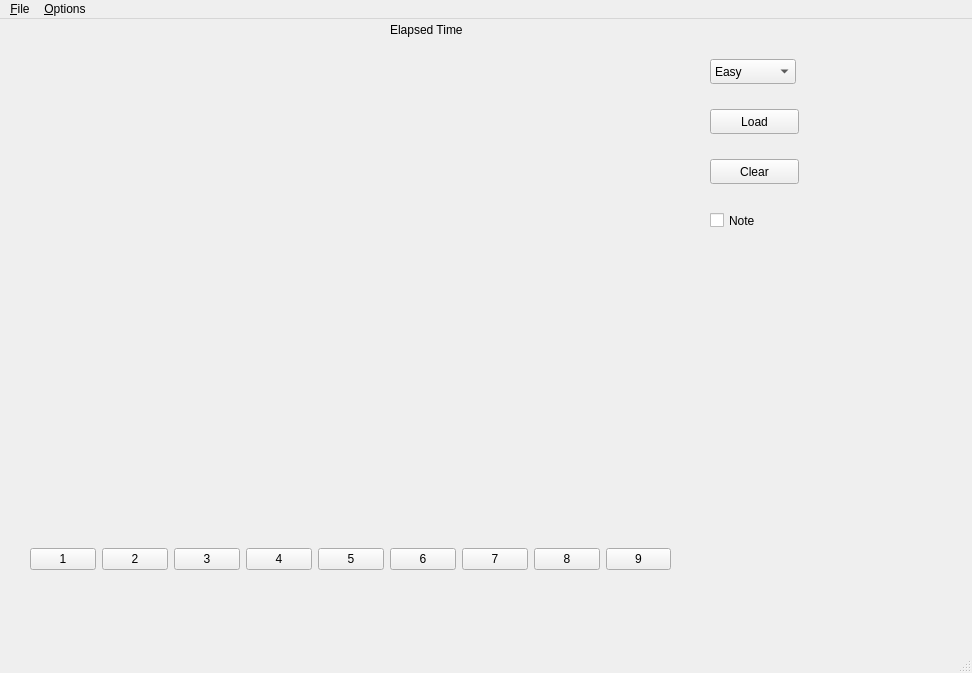
The window that mainwindow.ui (hocnguyen12/sudoku) describes before a commit, drawn with Qt 5.
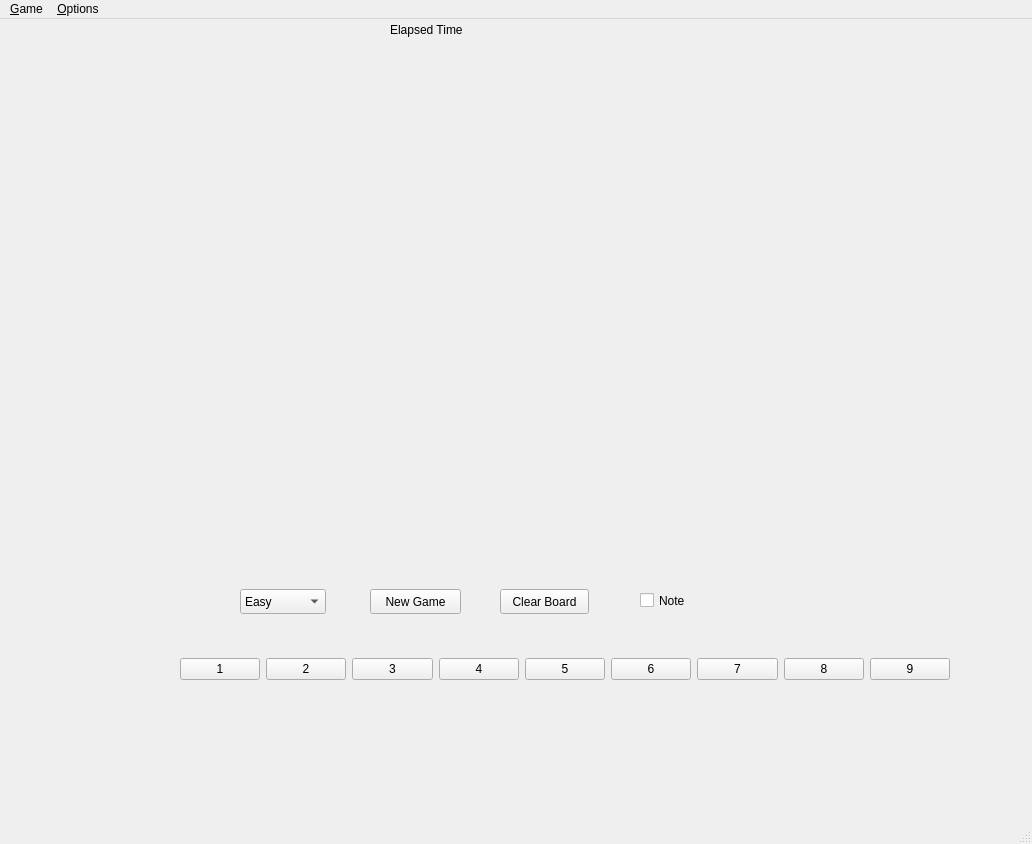
The same window after the commit. Custom widgets are drawn as their Qt base class.

Commit message: changed button text

What changed in the file:
```diff
--- a/mainwindow.ui
+++ b/mainwindow.ui
@@ -6,8 +6,8 @@
    <rect>
     <x>0</x>
     <y>0</y>
-    <width>972</width>
-    <height>673</height>
+    <width>1032</width>
+    <height>844</height>
    </rect>
   </property>
   <property name="windowTitle">
@@ -17,92 +17,17 @@
    <widget class="SudokuWidget" name="sudokuWidget" native="true">
     <property name="geometry">
      <rect>
-      <x>30</x>
-      <y>20</y>
+      <x>240</x>
+      <y>60</y>
       <width>911</width>
       <height>591</height>
      </rect>
     </property>
-    <widget class="QWidget" name="layoutWidget">
-     <property name="geometry">
-      <rect>
-       <x>0</x>
-       <y>490</y>
-       <width>641</width>
-       <height>61</height>
-      </rect>
-     </property>
-     <layout class="QHBoxLayout" name="horizontalLayout">
-      <item>
-       <widget class="QPushButton" name="button1">
-        <property name="text">
-         <string>1</string>
-        </property>
-       </widget>
-      </item>
-      <item>
-       <widget class="QPushButton" name="button2">
-        <property name="text">
-         <string>2</string>
-        </property>
-       </widget>
-      </item>
-      <item>
-       <widget class="QPushButton" name="button3">
-        <property name="text">
-         <string>3</string>
-        </property>
-       </widget>
-      </item>
-      <item>
-       <widget class="QPushButton" name="button4">
-        <property name="text">
-         <string>4</string>
-        </property>
-       </widget>
-      </item>
-      <item>
-       <widget class="QPushButton" name="button5">
-        <property name="text">
-         <string>5</string>
-        </property>
-       </widget>
-      </item>
-      <item>
-       <widget class="QPushButton" name="button6">
-        <property name="text">
-         <string>6</string>
-        </property>
-       </widget>
-      </item>
-      <item>
-       <widget class="QPushButton" name="button7">
-        <property name="text">
-         <string>7</string>
-        </property>
-       </widget>
-      </item>
-      <item>
-       <widget class="QPushButton" name="button8">
-        <property name="text">
-         <string>8</string>
-        </property>
-       </widget>
-      </item>
-      <item>
-       <widget class="QPushButton" name="button9">
-        <property name="text">
-         <string>9</string>
-        </property>
-       </widget>
-      </item>
-     </layout>
-    </widget>
     <widget class="QCheckBox" name="noteMode">
      <property name="geometry">
       <rect>
-       <x>680</x>
-       <y>170</y>
+       <x>400</x>
+       <y>510</y>
        <width>92</width>
        <height>23</height>
       </rect>
@@ -111,12 +36,11 @@
       <string>Note</string>
      </property>
     </widget>
-   </widget>
    <widget class="QComboBox" name="difficultyCbox">
     <property name="geometry">
      <rect>
-      <x>710</x>
-      <y>40</y>
+       <x>0</x>
+       <y>510</y>
       <width>86</width>
       <height>25</height>
      </rect>
@@ -145,28 +69,29 @@
    <widget class="QPushButton" name="buttonLoad">
     <property name="geometry">
      <rect>
-      <x>710</x>
-      <y>90</y>
-      <width>89</width>
+       <x>130</x>
+       <y>510</y>
+       <width>91</width>
       <height>25</height>
      </rect>
     </property>
     <property name="text">
-     <string>Load</string>
+      <string>New Game</string>
     </property>
    </widget>
    <widget class="QPushButton" name="buttonClear">
     <property name="geometry">
      <rect>
-      <x>710</x>
-      <y>140</y>
+       <x>260</x>
+       <y>510</y>
       <width>89</width>
       <height>25</height>
      </rect>
     </property>
     <property name="text">
-     <string>Clear</string>
-    </property>
+      <string>Clear Board</string>
+     </property>
+    </widget>
    </widget>
    <widget class="QWidget" name="horizontalLayoutWidget">
     <property name="geometry">
@@ -194,19 +119,94 @@
      </item>
     </layout>
    </widget>
+   <widget class="QWidget" name="layoutWidget">
+    <property name="geometry">
+     <rect>
+      <x>180</x>
+      <y>610</y>
+      <width>770</width>
+      <height>81</height>
+     </rect>
+    </property>
+    <layout class="QHBoxLayout" name="horizontalLayout">
+     <item>
+      <widget class="QPushButton" name="button1">
+       <property name="text">
+        <string>1</string>
+       </property>
+      </widget>
+     </item>
+     <item>
+      <widget class="QPushButton" name="button2">
+       <property name="text">
+        <string>2</string>
+       </property>
+      </widget>
+     </item>
+     <item>
+      <widget class="QPushButton" name="button3">
+       <property name="text">
+        <string>3</string>
+       </property>
+      </widget>
+     </item>
+     <item>
+      <widget class="QPushButton" name="button4">
+       <property name="text">
+        <string>4</string>
+       </property>
+      </widget>
+     </item>
+     <item>
+      <widget class="QPushButton" name="button5">
+       <property name="text">
+        <string>5</string>
+       </property>
+      </widget>
+     </item>
+     <item>
+      <widget class="QPushButton" name="button6">
+       <property name="text">
+        <string>6</string>
+       </property>
+      </widget>
+     </item>
+     <item>
+      <widget class="QPushButton" name="button7">
+       <property name="text">
+        <string>7</string>
+       </property>
+      </widget>
+     </item>
+     <item>
+      <widget class="QPushButton" name="button8">
+       <property name="text">
+        <string>8</string>
+       </property>
+      </widget>
+     </item>
+     <item>
+      <widget class="QPushButton" name="button9">
+       <property name="text">
+        <string>9</string>
+       </property>
+      </widget>
+     </item>
+    </layout>
+   </widget>
   </widget>
   <widget class="QMenuBar" name="menubar">
    <property name="geometry">
     <rect>
      <x>0</x>
      <y>0</y>
-     <width>972</width>
+     <width>1032</width>
      <height>22</height>
     </rect>
    </property>
    <widget class="QMenu" name="menu_File">
     <property name="title">
-     <string>&amp;File</string>
+     <string>&amp;Game</string>
     </property>
     <addaction name="action_New"/>
     <addaction name="separator"/>
@@ -229,6 +229,7 @@
      </widget>
      <addaction name="menuM_ode"/>
      <addaction name="action_Sound"/>
+     <addaction name="action_Language"/>
     </widget>
     <addaction name="menu_Setting"/>
     <addaction name="action_Rules"/>
@@ -329,6 +330,11 @@
     <string>Shift+S</string>
    </property>
   </action>
+  <action name="action_Language">
+   <property name="text">
+    <string>&amp;Language</string>
+   </property>
+  </action>
  </widget>
  <customwidgets>
   <customwidget>
```
Lines whose indentation alone changed are shown as unchanged. The commit also changes 7 other files.
